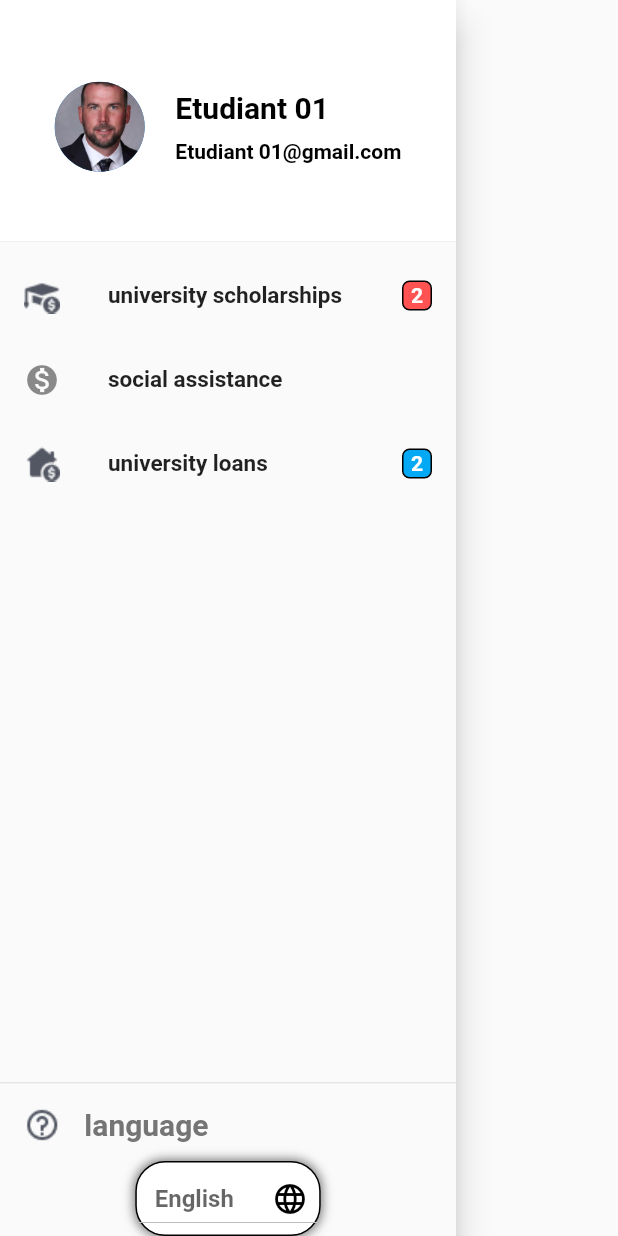
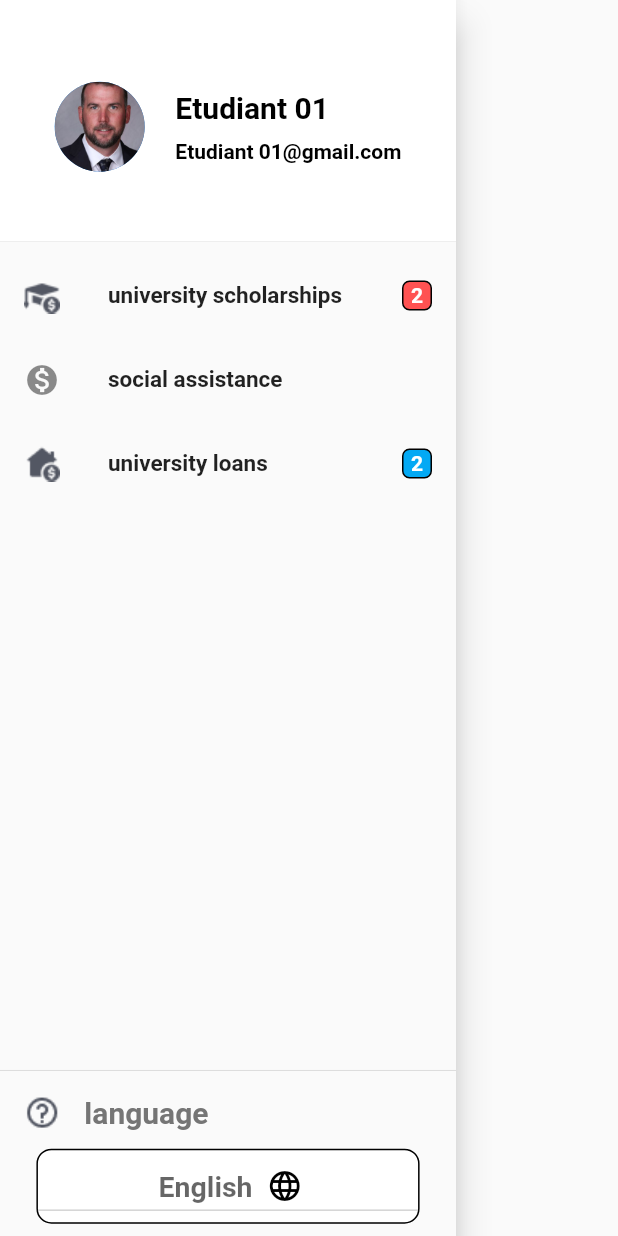
Before and after one commit to HamzaMlaouhi/OOUC, a Flutter app: the AppBarDrawer widget shown alone on an empty page, opened directly, on a phone screen of 412 x 824 dp. Run offline on Flutter 3.47's test engine with Material 2 defaults, Android fonts, the phone set to English and light mode, and no system bars; our stand-ins replace auto_size_text, flutter_svg, shared_preferences; accounts and stored records are empty; generated files the repository leaves out were written again.

Commit message:
First Sprint Done

```diff
--- a/lib/Lang/language.dart
+++ b/lib/Lang/language.dart
@@ -1,16 +1,15 @@
 class Language {
   final int id;
-  final String flag;
   final String name;
   final String languageCode;
 
-  Language(this.id, this.flag, this.name, this.languageCode);
+  Language(this.id, this.name, this.languageCode);
 
   static List<Language> languageList() {
     return <Language>[
-      Language(1, "fr", "French", "fr"),
-      Language(2, "🇺🇸", "English", "en"),
-      Language(3, "🇸🇦", "اَلْعَرَبِيَّةُ", "ar"),
+      Language(1, "French", "fr"),
+      Language(2, "English", "en"),
+      Language(3, "اَلْعَرَبِيَّةُ", "ar"),
     ];
   }
 }
--- a/lib/Screens/HomePage.dart
+++ b/lib/Screens/HomePage.dart
@@ -210,7 +210,7 @@ class HomePage extends StatelessWidget {
                                 children: [
                                   Align(
                                       child: Text(
-                                    translation(context).aidesociale,
+                                    translation(context).pretsuniversitaire,
                                     style: TextStyle(
                                       fontFamily: 'Inter',
                                       fontStyle: FontStyle.normal,
@@ -220,7 +220,8 @@ class HomePage extends StatelessWidget {
                                   )),
                                   translation(context).lang != "العربية"
                                       ? Text(
-                                          translation(context).aidesociale1,
+                                          translation(context)
+                                              .pretsuniversitaire1,
                                           style: TextStyle(
                                             fontFamily: 'Inter',
                                             fontStyle: FontStyle.normal,
--- a/lib/Widgets/AppBarDrawer.dart
+++ b/lib/Widgets/AppBarDrawer.dart
@@ -141,22 +141,19 @@ class _AppBarDrawerState extends State<AppBarDrawer> {
                   ],
                 ),
                 Container(
-                  width: width * 0.3,
+                  width: width * 0.62,
                   decoration: BoxDecoration(
-                    boxShadow: [
-                      BoxShadow(
-                          color: Colors.grey.shade600,
-                          spreadRadius: 1,
-                          blurRadius: 5)
-                    ],
                     border: Border.all(
                       color: Color.fromARGB(255, 0, 0, 0),
                     ),
                     color: const Color.fromARGB(255, 255, 255, 255),
-                    borderRadius: const BorderRadius.all(Radius.circular(20)),
+                    borderRadius: const BorderRadius.all(Radius.circular(10)),
                   ),
                   child: DropdownButton<Language>(
-                    hint: Text("   " + translation(context).lang),
+                    hint: Text(
+                      "                 " + translation(context).lang + "  ",
+                      style: TextStyle(fontSize: 19),
+                    ),
                     icon: const Icon(
                       Icons.language,
                       color: Color.fromARGB(255, 0, 0, 0),
@@ -174,11 +171,12 @@ class _AppBarDrawerState extends State<AppBarDrawer> {
                             child: Row(
                               mainAxisAlignment: MainAxisAlignment.spaceAround,
                               children: <Widget>[
-                                Text(
-                                  e.flag,
-                                  style: const TextStyle(fontSize: 30),
-                                ),
-                                Text(e.name)
+                                Container(
+                                    width: width * 0.2,
+                                    child: Text(
+                                      e.name,
+                                      style: TextStyle(fontSize: 18),
+                                    ))
                               ],
                             ),
                           ),
@@ -186,62 +184,9 @@ class _AppBarDrawerState extends State<AppBarDrawer> {
                         .toList(),
                   ),
                 ),
-                /* ToggleSwitch(
-                  minWidth: 100.0,
-                  minHeight: 50,
-                  cornerRadius: 20.0,
-                  activeBgColors: [
-                    [
-                      const Color(0xffe4e5eb),
-                    ],
-                    [
-                      const Color(0xffe4e5eb),
-                    ],
-                    [
-                      const Color(0xffe4e5eb),
-                    ]
-                  ],
-                  inactiveFgColor: const Color(0xff636f7b),
-                  activeFgColor: Colors.black,
-                  initialLabelIndex: null,
-                  doubleTapDisable: true, // re-tap active widget to de-activate
-                  totalSwitches: 3,
-                  labels: ['Français', 'العربية', 'Anglais'],
-                  customTextStyles: [
-                    null,
-                    TextStyle(
-                        color: const Color(0xff636f7b),
-                        fontSize: 18.0,
-                        fontWeight: FontWeight.w900),
-                    TextStyle(
-                        color: const Color(0xff636f7b),
-                        fontSize: 16.0,
-                        fontStyle: FontStyle.italic)
-                  ],
-                  onToggle: (index) {
-                    print('switched to: $index');
-                  },
-                ),*/
-                /* SlidingSwitch(
-                  value: false,
-                  width: 300,
-                  onChanged: (bool value) {
-                    print(value);
-                  },
-                  height: height * 0.07,
-                  animationDuration: const Duration(milliseconds: 100),
-                  onTap: () {},
-                  onDoubleTap: () {},
-                  onSwipe: () {},
-                  textOff: "Français",
-                  textOn: "العربية",
-                  contentSize: 17,
-                  colorOn: const Color(0xffdc6c73),
-                  colorOff: const Color(0xff6682c0),
-                  background: const Color(0xffe4e5eb),
-                  buttonColor: const Color(0xfff7f5f7),
-                  inactiveColor: const Color(0xff636f7b),
-                ),*/
+                SizedBox(
+                  height: height * 0.01,
+                )
               ],
             ),
           ],
--- a/lib/l10n/app_ar.arb
+++ b/lib/l10n/app_ar.arb
@@ -3,12 +3,12 @@
   "hebergementuniversitaire1": "السكن الجامعي",
   "boursesuniversitaires": "المنح الجامعية",
   "boursesuniversitaires1": "المنح الجامعية",
-  "aidesociale": "المنح الجامعية",
-  "aidesociale1": "المنح الجامعية",
+  "aidesociale": "المساعدات الاجتماعية",
+  "aidesociale1": "المساعدات الاجتماعية",
   "restaurationuniversitaire": "الاطعام الجامعي",
   "restaurationuniversitaire1": "الاطعام الجامعي",
-  "pretsuniversitaire": "السكن الجامع",
-  "pretsuniversitaire1": "السكن الجامع",
+  "pretsuniversitaire": "القروض الجامعية",
+  "pretsuniversitaire1": "القروض الجامعية",
   "plus": "عرض الكل",
   "langue ": "لغة",
   "lang": "العربية"
```
